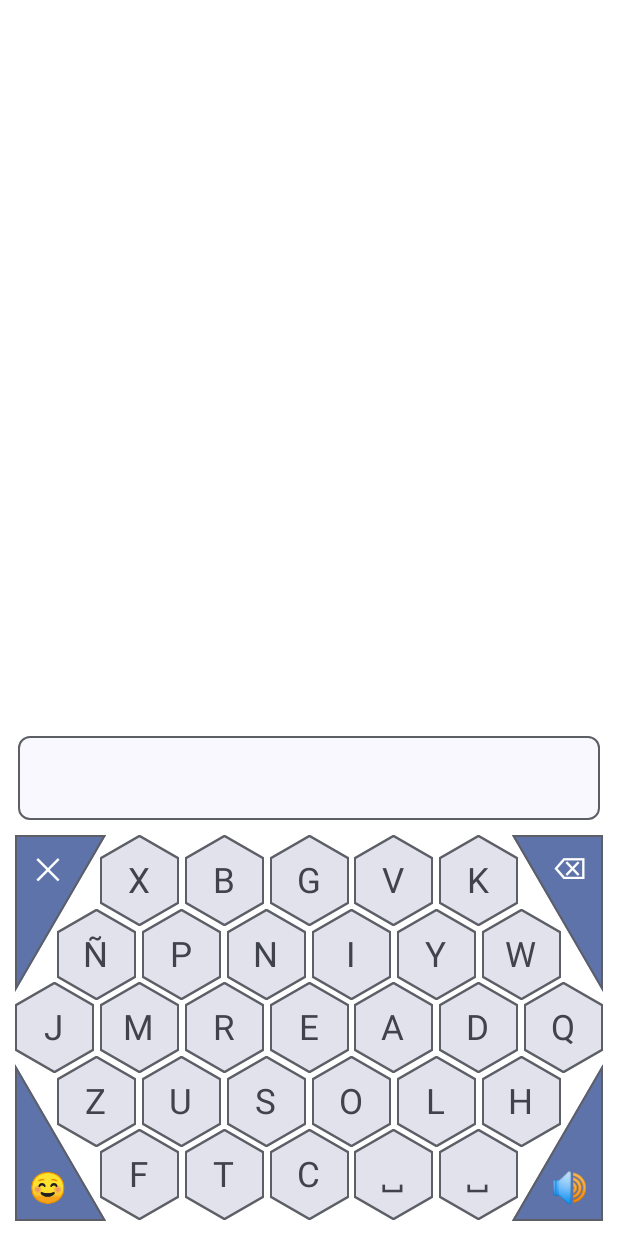
After one commit to polrubiano/eyesense-keyboard, an Android app built with Jetpack Compose: the composable KeyboardScreen shown on its own in the app's theme, on a phone screen of 412 x 824 dp. The commit adds this screen. Run offline under Robolectric (Android 15) with nearby library versions, the phone set to English and light mode, and no system bars.

Commit message:
Add writing screen with hex keyboard and message field
Tapping a hexagon writes its character into a read-only field styled
as an input, with a blinking block cursor, that grows upwards with
the text. Removes the preview-only files now that the real screen
shows the keyboard.

```diff
--- /dev/null
+++ b/app/src/main/java/pol/rubiano/eyesensekeyboard/keyboard/presentation/KeyView.kt
@@ -0,0 +1,58 @@
+package pol.rubiano.eyesensekeyboard.keyboard.presentation
+
+import androidx.compose.foundation.background
+import androidx.compose.foundation.border
+import androidx.compose.foundation.layout.Box
+import androidx.compose.foundation.layout.fillMaxSize
+import androidx.compose.material3.MaterialTheme
+import androidx.compose.material3.Text
+import androidx.compose.runtime.Composable
+import androidx.compose.ui.Modifier
+import androidx.compose.ui.graphics.Color
+import androidx.compose.ui.platform.LocalDensity
+import androidx.compose.ui.unit.dp
+import pol.rubiano.eyesensekeyboard.hexgrid.presentation.HexSlotScope
+import pol.rubiano.eyesensekeyboard.keyboard.domain.KeyAction
+import pol.rubiano.eyesensekeyboard.keyboard.domain.KeyAssignment
+
+/**
+ * What a key shows. Letters are stored in lowercase and shown in uppercase.
+ * The function symbols are provisional until the functions get their real behaviour.
+ */
+fun KeyAssignment.label(): String = when (this) {
+    is KeyAssignment.Text -> if (value == " ") "␣" else value.uppercase()
+    is KeyAssignment.Function -> when (action) {
+        KeyAction.DeleteCharacter -> "⌫"
+        KeyAction.ClearText -> "✕"
+        KeyAction.Speak -> "🔊"
+        KeyAction.SelectEmotion -> "☺"
+    }
+}
+
+/**
+ * Draws one key inside its slot (hexagon or triangle). [key] is null for a free slot,
+ * which is drawn as an outline only.
+ */
+@Composable
+fun HexSlotScope.KeyView(key: KeyAssignment?) {
+    val colors = MaterialTheme.colorScheme
+    val fill = when (key) {
+        null -> Color.Transparent
+        is KeyAssignment.Function -> colors.primaryContainer
+        is KeyAssignment.Text -> colors.surfaceVariant
+    }
+    Box(
+        Modifier
+            .fillMaxSize()
+            .background(fill, shape)
+            .border(1.dp, colors.outline, shape)
+    )
+    if (key != null) {
+        Text(
+            text = key.label(),
+            modifier = Modifier.alignToSlotCenter(),
+            color = if (key is KeyAssignment.Function) colors.onPrimaryContainer else colors.onSurfaceVariant,
+            fontSize = with(LocalDensity.current) { (labelAreaSize * 0.45f).toSp() },
+        )
+    }
+}
--- /dev/null
+++ b/app/src/main/java/pol/rubiano/eyesensekeyboard/keyboard/presentation/KeyboardScreen.kt
@@ -0,0 +1,57 @@
+package pol.rubiano.eyesensekeyboard.keyboard.presentation
+
+import androidx.compose.foundation.layout.Box
+import androidx.compose.foundation.layout.Column
+import androidx.compose.foundation.layout.fillMaxSize
+import androidx.compose.foundation.layout.fillMaxWidth
+import androidx.compose.foundation.layout.padding
+import androidx.compose.runtime.Composable
+import androidx.compose.runtime.getValue
+import androidx.compose.ui.Alignment
+import androidx.compose.ui.Modifier
+import androidx.compose.ui.unit.dp
+import androidx.lifecycle.compose.collectAsStateWithLifecycle
+import androidx.lifecycle.viewmodel.compose.viewModel
+import pol.rubiano.eyesensekeyboard.hexgrid.presentation.HexPanelLayout
+
+/**
+ * The writing screen. Everything here will float over the camera background later on.
+ *
+ * Column
+ * ├── Box weight(1f), content at the bottom  ← free space (future predictions)
+ * │     └── MessageField                      ← grows upwards as text is added
+ * └── HexPanelLayout                          ← never shrinks
+ *
+ * The field lives inside the flexible space, so when it grows it takes room from the free
+ * space, never from the keyboard.
+ */
+@Composable
+fun KeyboardScreen(
+    modifier: Modifier = Modifier,
+    viewModel: KeyboardViewModel = viewModel(),
+) {
+    val text by viewModel.text.collectAsStateWithLifecycle()
+    val keyboard = viewModel.keyboard
+
+    Column(modifier.fillMaxSize()) {
+        Box(
+            Modifier
+                .weight(1f)
+                .fillMaxWidth()
+                .padding(horizontal = 12.dp),
+            contentAlignment = Alignment.BottomCenter,
+        ) {
+            MessageField(text)
+        }
+
+        HexPanelLayout(
+            panel = keyboard.panel,
+            modifier = Modifier
+                .align(Alignment.CenterHorizontally)
+                .padding(8.dp),
+            onSlotClick = viewModel::onSlotClick,
+        ) { slot ->
+            KeyView(keyboard.keyAt(slot))
+        }
+    }
+}
--- /dev/null
+++ b/app/src/main/java/pol/rubiano/eyesensekeyboard/keyboard/presentation/MessageField.kt
@@ -0,0 +1,109 @@
+package pol.rubiano.eyesensekeyboard.keyboard.presentation
+
+import androidx.compose.animation.core.RepeatMode
+import androidx.compose.animation.core.animateFloat
+import androidx.compose.animation.core.infiniteRepeatable
+import androidx.compose.animation.core.keyframes
+import androidx.compose.animation.core.rememberInfiniteTransition
+import androidx.compose.foundation.background
+import androidx.compose.foundation.border
+import androidx.compose.foundation.layout.Box
+import androidx.compose.foundation.layout.fillMaxSize
+import androidx.compose.foundation.layout.fillMaxWidth
+import androidx.compose.foundation.layout.padding
+import androidx.compose.foundation.rememberScrollState
+import androidx.compose.foundation.text.InlineTextContent
+import androidx.compose.foundation.text.appendInlineContent
+import androidx.compose.foundation.verticalScroll
+import androidx.compose.material3.MaterialTheme
+import androidx.compose.material3.Text
+import androidx.compose.runtime.Composable
+import androidx.compose.runtime.LaunchedEffect
+import androidx.compose.runtime.getValue
+import androidx.compose.ui.Modifier
+import androidx.compose.ui.draw.alpha
+import androidx.compose.ui.text.Placeholder
+import androidx.compose.ui.text.PlaceholderVerticalAlign
+import androidx.compose.ui.text.buildAnnotatedString
+import androidx.compose.ui.unit.dp
+import androidx.compose.ui.unit.em
+
+private const val CURSOR_ID = "cursor"
+
+/**
+ * Looks like a text field, but it's read-only: the text only changes through the in-app keyboard,
+ * so Android's own keyboard never shows up.
+ *
+ * - It starts one line tall and grows with the text, with no limit of its own: a person using an
+ *   eye tracker must be able to see everything without scrolling. The scroll is only a safety
+ *   net in case the text ever fills the whole space it's given.
+ * - Block ("insert") cursor blinking at the end. Being part of the text, it wraps to the next
+ *   line together with it, and it makes a trailing space visible.
+ * - No hint when empty: the blinking cursor alone shows where the text will go.
+ */
+@Composable
+fun MessageField(text: String, modifier: Modifier = Modifier) {
+    val colors = MaterialTheme.colorScheme
+    val shape = MaterialTheme.shapes.small
+    val scroll = rememberScrollState()
+
+    // Keeps the end of the text (where the cursor is) in view if the safety scroll ever kicks in.
+    LaunchedEffect(text) { scroll.animateScrollTo(scroll.maxValue) }
+
+    val content = buildAnnotatedString {
+        append(text)
+        appendInlineContent(CURSOR_ID)
+    }
+
+    Box(
+        modifier
+            .fillMaxWidth()
+            .background(colors.surface, shape)
+            .border(1.dp, colors.outline, shape)
+            .verticalScroll(scroll)
+            .padding(horizontal = 16.dp, vertical = 12.dp)
+    ) {
+        Text(
+            text = content,
+            inlineContent = mapOf(CURSOR_ID to blockCursor()),
+            style = MaterialTheme.typography.headlineSmall,
+            color = colors.onSurface,
+        )
+    }
+}
+
+/**
+ * The cursor: a block about as wide as a letter, inserted into the text as if it were one more
+ * character. It blinks on/off (no fade), like a classic terminal.
+ *
+ * Primary at 40% opacity: solid primary was too heavy next to the text.
+ */
+@Composable
+private fun blockCursor(): InlineTextContent {
+    val color = MaterialTheme.colorScheme.primary.copy(alpha = 0.4f)
+    val blink by rememberInfiniteTransition(label = "cursor").animateFloat(
+        initialValue = 1f,
+        targetValue = 0f,
+        animationSpec = infiniteRepeatable(
+            animation = keyframes {
+                durationMillis = 1000
+                1f at 0
+                1f at 499
+                0f at 500
+                0f at 999
+            },
+            repeatMode = RepeatMode.Restart,
+        ),
+        label = "blink",
+    )
+    return InlineTextContent(
+        Placeholder(width = 0.55.em, height = 1.1.em, placeholderVerticalAlign = PlaceholderVerticalAlign.TextCenter)
+    ) {
+        Box(
+            Modifier
+                .fillMaxSize()
+                .alpha(blink)
+                .background(color)
+        )
+    }
+}
```
Also changed, not shown: app/src/main/java/pol/rubiano/eyesensekeyboard/MainActivity.kt (+2 -23 lines), app/src/main/java/pol/rubiano/eyesensekeyboard/hexgrid/presentation/HexPanelLayoutPreview.kt (deleted, +0 -145 lines), app/src/main/java/pol/rubiano/eyesensekeyboard/keyboard/presentation/KeyboardLayoutsPreview.kt (deleted, +0 -95 lines).
